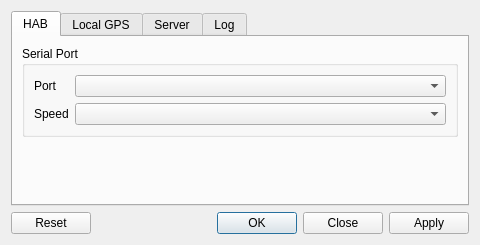
First picture: the form in configwindow.ui, repository thehellnet/shab-qshab, before the edit.
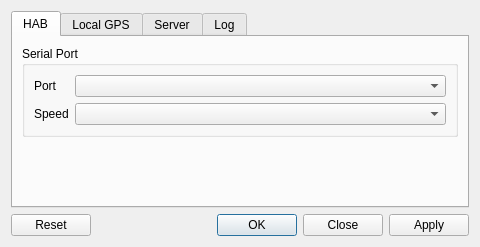
Second picture: the form after the edit. The open tabs and pages were chosen to show the change.

Diff of the .ui file:
```diff
--- a/configwindow.ui
+++ b/configwindow.ui
@@ -7,7 +7,7 @@
     <x>0</x>
     <y>0</y>
     <width>480</width>
-    <height>240</height>
+    <height>247</height>
    </rect>
   </property>
   <property name="windowTitle">
```
Left out of the diff: 92 changed lines with no effect on the pictures.
